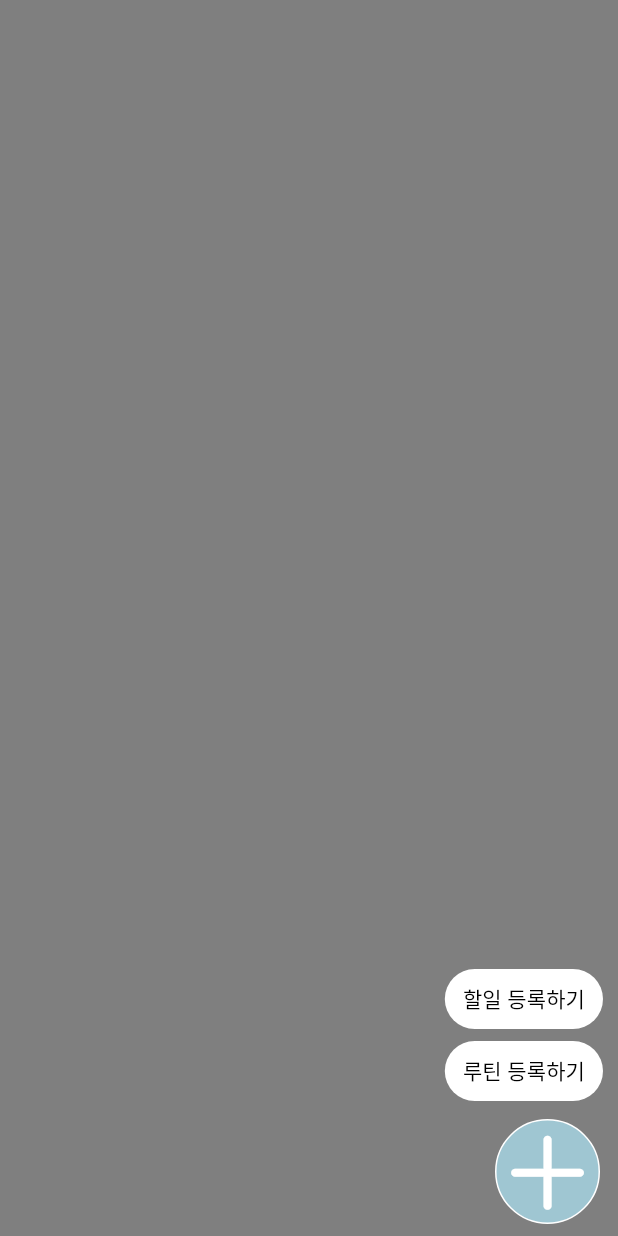
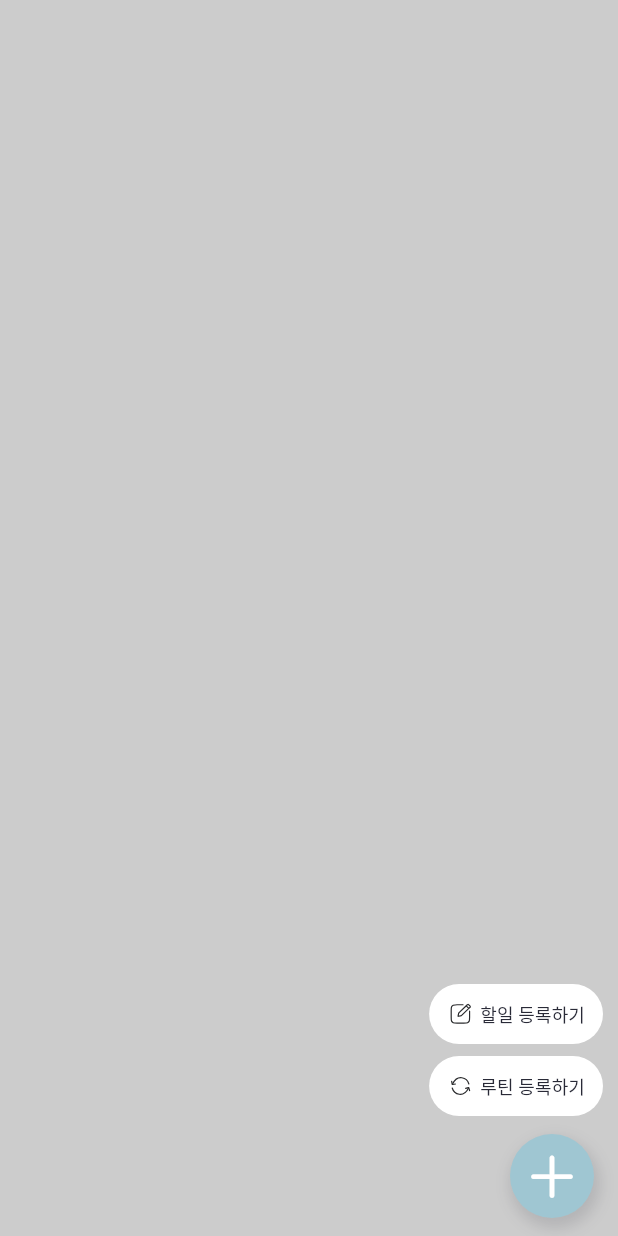
Before and after one commit to lojo0307/KingMaker, a Flutter app: the AddContent screen opened directly, after a tap on an icon or button, on a phone screen of 412 x 824 dp. Run offline on Flutter 3.47's test engine with Material 2 defaults, Android fonts, the phone set to English and light mode, and no system bars; our stand-ins replace assets_audio_player, custom_radio_grouped_button, dio, firebase_core, firebase_messaging, flutter_dotenv and 8 more; missing offline and left inert: date_picker_plus, flame, flutter_animated_dialog, flutter_flip_card, kakao_flutter_sdk, simple_animation_progress_bar and 1 more; accounts and stored records are empty; network calls fail; Roboto replaces fonts that are missing (PretendardBold).

Commit message:
:lipstick: Style: 일정 플러스버튼 스타일 수정

```diff
--- a/frontend/kingmaker/lib/widget/common/add_content.dart
+++ b/frontend/kingmaker/lib/widget/common/add_content.dart
@@ -1,5 +1,7 @@
 import 'package:flutter/cupertino.dart';
 import 'package:flutter/material.dart';
+import 'package:flutter_svg/flutter_svg.dart';
+import 'package:kingmaker/consts/colors.dart';
 import 'package:kingmaker/widget/routine/regist_routine.dart';
 import 'package:kingmaker/widget/todo/regist_todo.dart';
 
@@ -22,7 +24,7 @@ class _AddContentState extends State<AddContent> {
               setState(() {});
             },
             child: Scaffold(
-              backgroundColor: Colors.black.withOpacity(0.5),
+              backgroundColor: Colors.black.withOpacity(0.2),
               body: addPage(),
             ),
           )
@@ -44,10 +46,14 @@ class _AddContentState extends State<AddContent> {
                       margin: const EdgeInsetsDirectional.symmetric(
                         horizontal: 10,
                       ),
-                      child: TextButton(
+                      child: Row(
+                        mainAxisAlignment: MainAxisAlignment.spaceBetween,
+                        children: [
+                          SizedBox(),
+                          TextButton(
                             style: const ButtonStyle(
                               backgroundColor:
-                              MaterialStatePropertyAll(Colors.white),
+                                  MaterialStatePropertyAll(WHITE_COLOR),
                             ),
                             onPressed: () {
                               flag = !flag;
@@ -57,10 +63,19 @@ class _AddContentState extends State<AddContent> {
                                   MaterialPageRoute(
                                       builder: (context) => RegistTodo()));
                             },
-                        child: const Text(
+                            child: Row(
+                              mainAxisAlignment: MainAxisAlignment.end,
+                              children: [
+                                SvgPicture.asset('assets/icon/ic_todo_regist.svg'),
+                                SizedBox(width: 4.0,),
+                                Text(
                                   '할일 등록하기',
-                          style: TextStyle(color: Colors.black),
+                                  style: TextStyle(color: BLUE_BLACK_COLOR, fontSize: 12),
                                 ),
+                              ],
+                            ),
+                          ),
+                        ],
                       ),
                     )
                   : const SizedBox.shrink(),
@@ -69,10 +84,14 @@ class _AddContentState extends State<AddContent> {
                       margin: const EdgeInsetsDirectional.symmetric(
                         horizontal: 10,
                       ),
-                      child: TextButton(
+                      child: Row(
+                        mainAxisAlignment: MainAxisAlignment.spaceBetween,
+                        children: [
+                          SizedBox(width: 1,),
+                          TextButton(
                             style: const ButtonStyle(
                               backgroundColor:
-                              MaterialStatePropertyAll(Colors.white),
+                                  MaterialStatePropertyAll(WHITE_COLOR),
                             ),
                             onPressed: () {
                               flag = !flag;
@@ -82,32 +101,55 @@ class _AddContentState extends State<AddContent> {
                                   MaterialPageRoute(
                                       builder: (context) => RegistRoutine()));
                             },
-                        child: const Text(
+                            child: Row(
+                              mainAxisAlignment: MainAxisAlignment.end,
+                              children: [
+                                SvgPicture.asset('assets/icon/ic_routine.svg'),
+                                SizedBox(width: 4,),
+                                Text(
                                   '루틴 등록하기',
-                          style: TextStyle(color: Colors.black),
+                                  style: TextStyle(color: BLUE_BLACK_COLOR, fontSize: 12),
                                 ),
+                              ],
+                            ),
+                          ),
+                        ],
                       ),
                     )
                   : const SizedBox.shrink(),
+              Row(
+                mainAxisAlignment: MainAxisAlignment.end,
+                children: [
                   TextButton(
                     onPressed: () {
                       flag = !flag;
                       setState(() {});
                     },
                     child: Container(
-                  width: 70,
-                  height: 70,
+                      width: 56,
+                      height: 56,
                       decoration: BoxDecoration(
-                      color: const Color(0xFF9FC6D2),
+                          color: BLUE_COLOR,
                           borderRadius: BorderRadius.circular(100),
-                      border: Border.all(color: Colors.white)),
+                        boxShadow: [
+                          BoxShadow(
+                              color: BLUE_BLACK_COLOR.withOpacity(0.15), // 그림자 색상
+                            spreadRadius: 2, // 퍼짐 정도
+                            blurRadius: 8, // 흐림 정도
+                            offset: Offset(2, 5), // 그림자의 위치 조정 (가로, 세로)
+                          ),
+                        ],),
                       child: const Icon(
                         CupertinoIcons.plus,
-                    color: Colors.white,
-                    size: 70,
+                        color: WHITE_COLOR,
+                        size: 40,
                       ),
                     ),
                   ),
+                  SizedBox(width: 4,)
+                ],
+              ),
+              SizedBox(height: 4,)
             ],
           ),
         )
```
Also changed, not shown: frontend/kingmaker/assets/icon/ic_routine.svg (added), frontend/kingmaker/assets/icon/ic_todo_regist.svg (added). Lines whose indentation alone changed are shown as unchanged.
